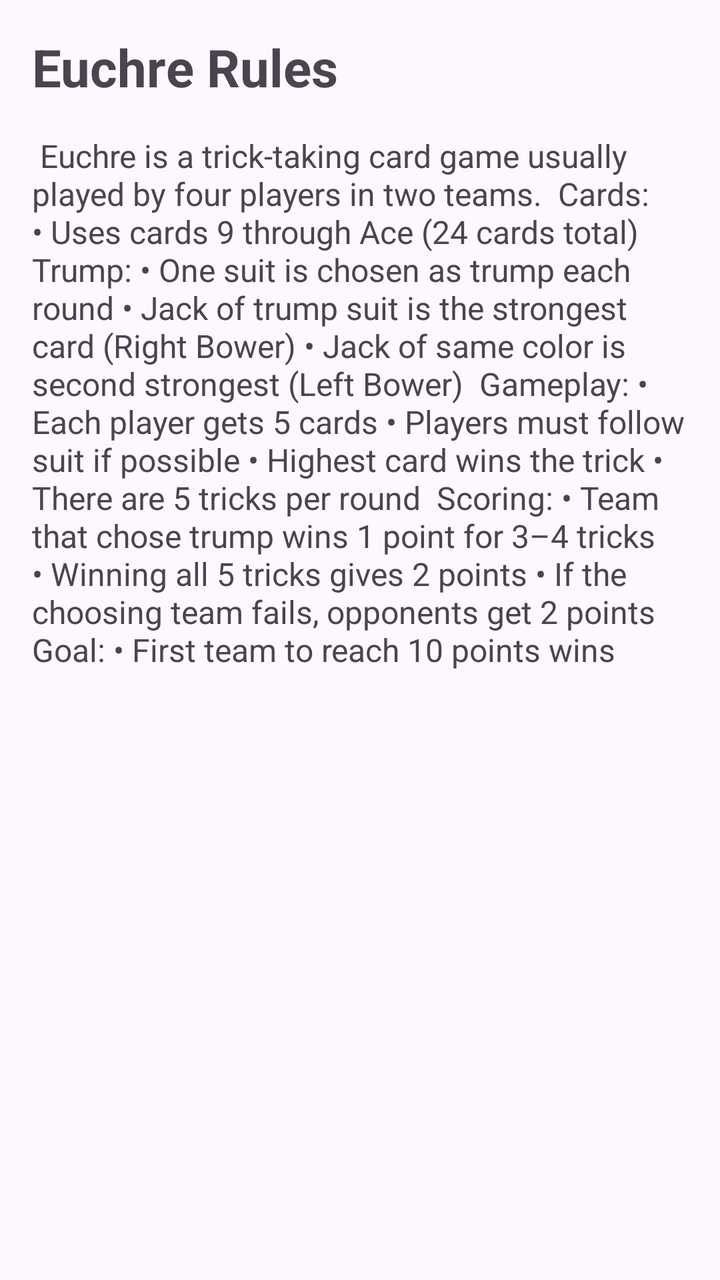
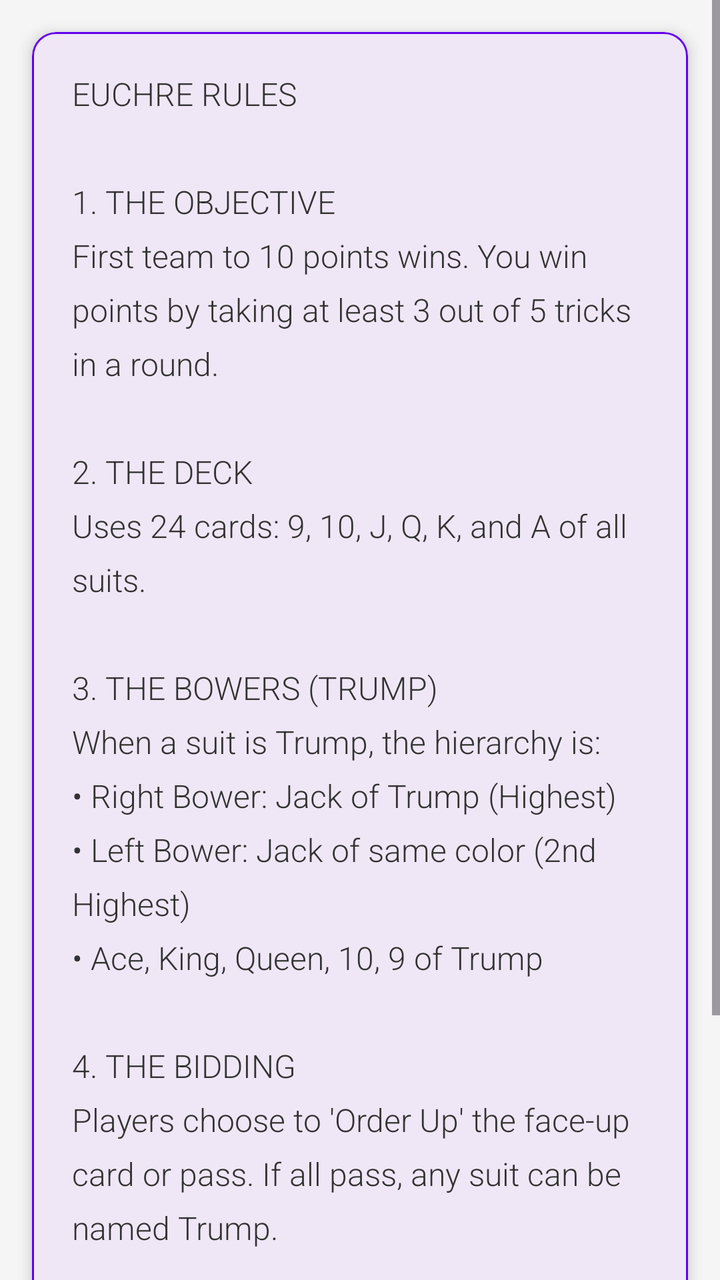

Screens rendered from an Android XML layout before and after an edit, with the pre-edit source and the edit as a unified diff.
<!-- AndroidManifest.xml: application theme Theme.Euchre -->
<!-- res/layout/activity_rules.xml -->
<?xml version="1.0" encoding="utf-8"?>
<ScrollView xmlns:android="http://schemas.android.com/apk/res/android"
    android:layout_width="match_parent"
    android:layout_height="match_parent"
    android:padding="16dp">

    <LinearLayout
        android:layout_width="match_parent"
        android:layout_height="wrap_content"
        android:orientation="vertical">

        <TextView
            android:layout_width="wrap_content"
            android:layout_height="wrap_content"
            android:text="Euchre Rules"
            android:textSize="26sp"
            android:textStyle="bold"
            android:layout_marginBottom="16dp"/>

        <TextView
            android:layout_width="match_parent"
            android:layout_height="wrap_content"
            android:text="
Euchre is a trick-taking card game usually played by four players in two teams.

Cards:
• Uses cards 9 through Ace (24 cards total)

Trump:
• One suit is chosen as trump each round
• Jack of trump suit is the strongest card (Right Bower)
• Jack of same color is second strongest (Left Bower)

Gameplay:
• Each player gets 5 cards
• Players must follow suit if possible
• Highest card wins the trick
• There are 5 tricks per round

Scoring:
• Team that chose trump wins 1 point for 3–4 tricks
• Winning all 5 tricks gives 2 points
• If the choosing team fails, opponents get 2 points

Goal:
• First team to reach 10 points wins
"
            android:textSize="16sp"/>

    </LinearLayout>
</ScrollView>
<!-- resources referenced by this layout -->
<resources>
  <style name="Theme.Euchre" parent="Base.Theme.Euchre" />
  <style name="Base.Theme.Euchre" parent="Theme.Material3.DayNight.NoActionBar">
          
          
      </style>
</resources>

<!-- the commit's change to res/layout/activity_rules.xml (unified diff, before → after) -->
@@ -1,51 +1,30 @@
-<?xml version="1.0" encoding="utf-8"?>
 <ScrollView xmlns:android="http://schemas.android.com/apk/res/android"
+    xmlns:app="http://schemas.android.com/apk/res-auto"
+    xmlns:tools="http://schemas.android.com/tools"
     android:layout_width="match_parent"
     android:layout_height="match_parent"
-    android:padding="16dp">
+    android:background="#F5F5F5">
 
-    <LinearLayout
+    <com.google.android.material.card.MaterialCardView
         android:layout_width="match_parent"
         android:layout_height="wrap_content"
-        android:orientation="vertical">
+        android:layout_margin="16dp"
+        app:cardCornerRadius="12dp"
+        app:cardElevation="4dp"
+        app:strokeColor="#6200EE"
+        app:strokeWidth="1dp">
 
         <TextView
-            android:layout_width="wrap_content"
-            android:layout_height="wrap_content"
-            android:text="Euchre Rules"
-            android:textSize="26sp"
-            android:textStyle="bold"
-            android:layout_marginBottom="16dp"/>
-
-        <TextView
+            android:id="@+id/tv_rules"
             android:layout_width="match_parent"
             android:layout_height="wrap_content"
-            android:text="
-Euchre is a trick-taking card game usually played by four players in two teams.
+            android:padding="20dp"
+            android:textColor="#333333"
+            android:textSize="16sp"
+            android:lineSpacingExtra="8sp"
+            android:fontFamily="sans-serif-light"
+            tools:ignore="HardcodedText"
+            android:text="EUCHRE RULES\n\n1. THE OBJECTIVE\nFirst team to 10 points wins. You win points by taking at least 3 out of 5 tricks in a round.\n\n2. THE DECK\nUses 24 cards: 9, 10, J, Q, K, and A of all suits.\n\n3. THE BOWERS (TRUMP)\nWhen a suit is Trump, the hierarchy is:\n• Right Bower: Jack of Trump (Highest)\n• Left Bower: Jack of same color (2nd Highest)\n• Ace, King, Queen, 10, 9 of Trump\n\n4. THE BIDDING\nPlayers choose to 'Order Up' the face-up card or pass. If all pass, any suit can be named Trump.\n\n5. SCORING\n• Take 3 or 4 tricks: 1 point\n• Take all 5 tricks: 2 points\n• Go Alone  take all 5: 4 points\n• Defenders 'Euchre' the makers: 2 points" />
 
-Cards:
-• Uses cards 9 through Ace (24 cards total)
-
-Trump:
-• One suit is chosen as trump each round
-• Jack of trump suit is the strongest card (Right Bower)
-• Jack of same color is second strongest (Left Bower)
-
-Gameplay:
-• Each player gets 5 cards
-• Players must follow suit if possible
-• Highest card wins the trick
-• There are 5 tricks per round
-
-Scoring:
-• Team that chose trump wins 1 point for 3–4 tricks
-• Winning all 5 tricks gives 2 points
-• If the choosing team fails, opponents get 2 points
-
-Goal:
-• First team to reach 10 points wins
-"
-            android:textSize="16sp"/>
-
-    </LinearLayout>
+    </com.google.android.material.card.MaterialCardView>
 </ScrollView>
